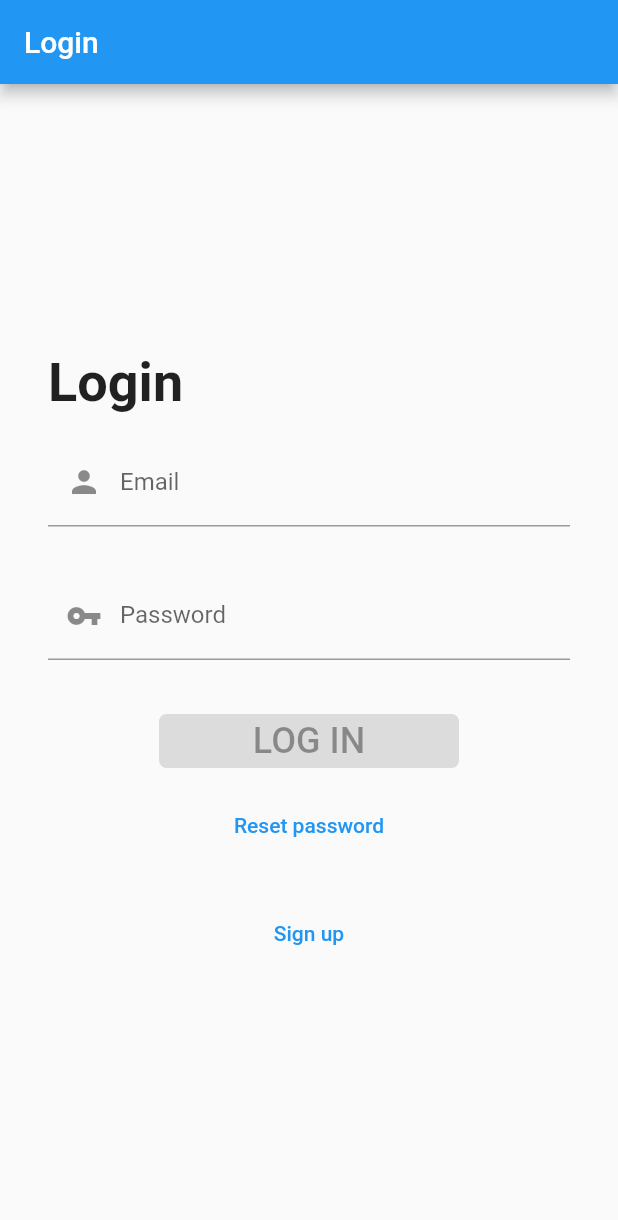
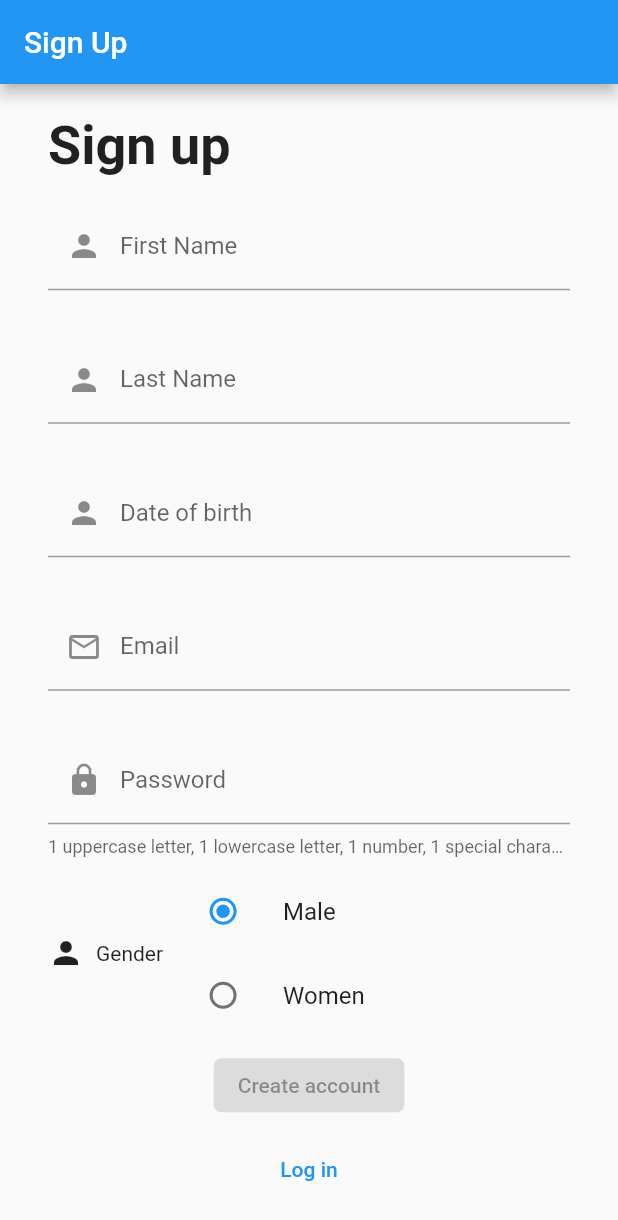
Before and after one commit to vukan-markovic/news9, a Flutter app: the screen it shows after launch, after a tap on "Sign up", on a phone screen of 412 x 824 dp. Shown: the top 1220 px of the screen. Run offline on Flutter 3.47's test engine with Material 2 defaults, Android fonts, the light colour scheme and no system bars; our stand-ins replace bloc, equatable, firebase_auth, firebase_core, flutter_bloc, formz; accounts and stored records are empty.

Commit message:
added sign-up page

```diff
--- a/lib/src/ui/login/login_cubit.dart
+++ b/lib/src/blocs/login_bloc/login_cubit.dart
@@ -1,8 +1,8 @@
 import 'package:bloc/bloc.dart';
 import 'package:equatable/equatable.dart';
 import 'package:formz/formz.dart';
-import 'package:news/src/models/email.dart';
-import 'package:news/src/models/password.dart';
+import 'package:news/src/models/forms/email.dart';
+import 'package:news/src/models/forms/password.dart';
 import 'package:news/src/resources/user_repository.dart';
 
 part 'login_state.dart';
--- /dev/null
+++ b/lib/src/blocs/sign_up_bloc/sign_up_state.dart
@@ -0,0 +1,43 @@
+part of 'sign_up_cubit.dart';
+
+enum ConfirmPasswordValidationError { invalid }
+
+class SignUpState extends Equatable {
+  const SignUpState({
+    this.email = const Email.pure(),
+    this.password = const Password.pure(),
+    this.firstName = const FirstName.pure(),
+    this.lastName = const LastName.pure(),
+    this.dateOfBirth = const DateOfBirth.pure(),
+    this.status = FormzStatus.pure,
+  });
+
+  final Email email;
+  final Password password;
+  final FirstName firstName;
+  final LastName lastName;
+  final DateOfBirth dateOfBirth;
+  final FormzStatus status;
+
+  @override
+  List<Object> get props =>
+      [email, password, firstName, lastName, dateOfBirth, status];
+
+  SignUpState copyWith({
+    Email email,
+    Password password,
+    FirstName firstName,
+    LastName lastName,
+    DateOfBirth dateOfBirth,
+    FormzStatus status,
+  }) {
+    return SignUpState(
+      email: email ?? this.email,
+      password: password ?? this.password,
+      firstName: firstName ?? this.firstName,
+      lastName: lastName ?? this.lastName,
+      dateOfBirth: dateOfBirth ?? this.dateOfBirth,
+      status: status ?? this.status,
+    );
+  }
+}
--- /dev/null
+++ b/lib/src/models/forms/date_of_birth.dart
@@ -0,0 +1,13 @@
+import 'package:formz/formz.dart';
+
+enum DateOfBirthValidationError { invalid }
+
+class DateOfBirth extends FormzInput<String, DateOfBirthValidationError> {
+  const DateOfBirth.pure() : super.pure('');
+  const DateOfBirth.dirty([String value = '']) : super.dirty(value);
+
+  @override
+  DateOfBirthValidationError validator(String value) {
+    return value.isNotEmpty ? null : DateOfBirthValidationError.invalid;
+  }
+}
--- /dev/null
+++ b/lib/src/models/forms/first_name.dart
@@ -0,0 +1,13 @@
+import 'package:formz/formz.dart';
+
+enum FirstNameValidationError { invalid }
+
+class FirstName extends FormzInput<String, FirstNameValidationError> {
+  const FirstName.pure() : super.pure('');
+  const FirstName.dirty([String value = '']) : super.dirty(value);
+
+  @override
+  FirstNameValidationError validator(String value) {
+    return value.isNotEmpty ? null : FirstNameValidationError.invalid;
+  }
+}
--- /dev/null
+++ b/lib/src/models/forms/last_name.dart
@@ -0,0 +1,13 @@
+import 'package:formz/formz.dart';
+
+enum LastNameValidationError { invalid }
+
+class LastName extends FormzInput<String, LastNameValidationError> {
+  const LastName.pure() : super.pure('');
+  const LastName.dirty([String value = '']) : super.dirty(value);
+
+  @override
+  LastNameValidationError validator(String value) {
+    return value.isNotEmpty ? null : LastNameValidationError.invalid;
+  }
+}
--- a/lib/src/models/user.dart
+++ b/lib/src/models/user.dart
@@ -6,14 +6,31 @@ class AppUser extends Equatable {
     @required this.email,
     @required this.id,
     @required this.emailVerified,
+    @required this.firstName,
+    @required this.lastName,
+    @required this.dateOfBirth,
+    @required this.gender,
   });
 
   final String email;
   final String id;
   final bool emailVerified;
+  final String firstName;
+  final String lastName;
+  final String dateOfBirth;
+  final String gender;
 
-  static const empty = AppUser(email: '', id: '', emailVerified: false);
+  static const empty = AppUser(
+    email: '',
+    id: '',
+    emailVerified: false,
+    firstName: '',
+    lastName: '',
+    dateOfBirth: '',
+    gender: '',
+  );
 
   @override
-  List<Object> get props => [email, id, emailVerified];
+  List<Object> get props =>
+      [email, id, emailVerified, firstName, lastName, dateOfBirth, gender];
 }
--- a/lib/src/ui/login/login_page.dart
+++ b/lib/src/ui/login/login_page.dart
@@ -1,7 +1,7 @@
 import 'package:flutter/material.dart';
 import 'package:flutter_bloc/flutter_bloc.dart';
+import 'package:news/src/blocs/login_bloc/login_cubit.dart';
 import 'package:news/src/resources/user_repository.dart';
-import 'login_cubit.dart';
 import 'login_form.dart';
 
 class LoginPage extends StatelessWidget {
--- /dev/null
+++ b/lib/src/ui/sign_up/sign_up_form.dart
@@ -0,0 +1,300 @@
+import 'package:flutter/material.dart';
+import 'package:flutter_bloc/flutter_bloc.dart';
+import 'package:formz/formz.dart';
+import 'package:news/src/blocs/sign_up_bloc/sign_up_cubit.dart';
+import 'package:news/src/ui/login/login_page.dart';
+
+import '../dialog.dart';
+
+class SignUpForm extends StatelessWidget {
+  @override
+  Widget build(BuildContext context) {
+    return BlocListener<SignUpCubit, SignUpState>(
+      listener: (context, state) {
+        if (state.status.isSubmissionFailure) {
+          AppDialog.showAppDialog(
+            context: context,
+            title: 'Sign up failed!',
+            body: 'The sign up failed. Please try again.',
+          );
+        } else if (state.status.isSubmissionSuccess) {
+          Navigator.of(context).pushReplacement(LoginPage.route());
+          AppDialog.showAppDialog(
+            context: context,
+            title: 'Verification email sent!',
+            body: 'Please check your inbox and follow the instructions.',
+          );
+        }
+      },
+      child: Center(
+        child: Container(
+          margin: EdgeInsets.symmetric(horizontal: 24),
+          child: SingleChildScrollView(
+            child: Column(
+              mainAxisSize: MainAxisSize.min,
+              children: [
+                Align(
+                  alignment: Alignment.centerLeft,
+                  child: Text(
+                    'Sign up',
+                    textAlign: TextAlign.left,
+                    style: TextStyle(
+                      fontSize: 36,
+                      fontWeight: FontWeight.bold,
+                    ),
+                  ),
+                ),
+                SizedBox(height: 16.0),
+                _FirstNameInput(),
+                SizedBox(height: 8.0),
+                _LastNameInput(),
+                SizedBox(height: 8.0),
+                _DateOfBirthInput(),
+                SizedBox(height: 8.0),
+                _EmailInput(),
+                SizedBox(height: 8.0),
+                _PasswordInput(),
+                SizedBox(height: 8.0),
+                _GenderInput(),
+                SizedBox(height: 8.0),
+                _SignUpButton(),
+                SizedBox(height: 8.0),
+                TextButton(
+                  onPressed: () =>
+                      Navigator.of(context).pushReplacement(LoginPage.route()),
+                  child: Text('Log in'),
+                ),
+              ],
+            ),
+          ),
+        ),
+      ),
+    );
+  }
+}
+
+class _FirstNameInput extends StatelessWidget {
+  @override
+  Widget build(BuildContext context) {
+    return BlocBuilder<SignUpCubit, SignUpState>(
+      buildWhen: (previous, current) => previous.firstName != current.firstName,
+      builder: (context, state) {
+        return TextField(
+          key: const Key('signUpForm_firstNameInput_textField'),
+          onChanged: (firstName) =>
+              context.read<SignUpCubit>().firstNameChanged(firstName),
+          keyboardType: TextInputType.name,
+          decoration: InputDecoration(
+            prefixIcon: Icon(Icons.person),
+            labelText: 'First Name',
+            helperText: '',
+            errorText:
+                state.firstName.invalid ? 'First name must not be empty' : null,
+          ),
+        );
+      },
+    );
+  }
+}
+
+class _LastNameInput extends StatelessWidget {
+  @override
+  Widget build(BuildContext context) {
+    return BlocBuilder<SignUpCubit, SignUpState>(
+      buildWhen: (previous, current) => previous.lastName != current.lastName,
+      builder: (context, state) {
+        return TextField(
+          key: const Key('signUpForm_lastNameInput_textField'),
+          onChanged: (lastName) =>
+              context.read<SignUpCubit>().lastNameChanged(lastName),
+          keyboardType: TextInputType.name,
+          decoration: InputDecoration(
+            prefixIcon: Icon(Icons.person),
+            labelText: 'Last Name',
+            helperText: '',
+            errorText:
+                state.lastName.invalid ? 'Last name must not be empty' : null,
+          ),
+        );
+      },
+    );
+  }
+}
+
+class _DateOfBirthInput extends StatefulWidget {
+  @override
+  __DateOfBirthInputState createState() => __DateOfBirthInputState();
+}
+
+class __DateOfBirthInputState extends State<_DateOfBirthInput> {
+  DateTime selectedDate = DateTime.now();
+  String labelText = 'Date of birth';
+
+  Future<void> _selectDate(BuildContext context) async {
+    final DateTime picked = await showDatePicker(
+      context: context,
+      initialDate: selectedDate,
+      firstDate: DateTime(1900, 1),
+      lastDate: DateTime.now(),
+    );
+    if (picked != null && picked != selectedDate)
+      setState(() {
+        selectedDate = picked;
+        labelText = "${selectedDate.toLocal()}".split(' ')[0];
+        context.read<SignUpCubit>().dateOfBirthChanged(labelText);
+      });
+  }
+
+  @override
+  Widget build(BuildContext context) {
+    return BlocBuilder<SignUpCubit, SignUpState>(
+      buildWhen: (previous, current) =>
+          previous.dateOfBirth != current.dateOfBirth,
+      builder: (context, state) {
+        return TextField(
+          key: const Key('signUpForm_dateOfBirthInput_textField'),
+          onTap: () => _selectDate(context),
+          readOnly: true,
+          keyboardType: TextInputType.datetime,
+          decoration: InputDecoration(
+            prefixIcon: Icon(Icons.person),
+            labelText: labelText,
+            helperText: '',
+            errorText: state.dateOfBirth.invalid
+                ? 'Date of birth must be selected'
+                : null,
+          ),
+        );
+      },
+    );
+  }
+}
+
+class _EmailInput extends StatelessWidget {
+  @override
+  Widget build(BuildContext context) {
+    return BlocBuilder<SignUpCubit, SignUpState>(
+      buildWhen: (previous, current) => previous.email != current.email,
+      builder: (context, state) {
+        return TextField(
+          key: const Key('signUpForm_emailInput_textField'),
+          onChanged: (email) => context.read<SignUpCubit>().emailChanged(email),
+          keyboardType: TextInputType.emailAddress,
+          decoration: InputDecoration(
+            prefixIcon: Icon(Icons.email_outlined),
+            labelText: 'Email',
+            helperText: '',
+            errorText: state.email.invalid ? 'Invalid email' : null,
+          ),
+        );
+      },
+    );
+  }
+}
+
+class _PasswordInput extends StatelessWidget {
+  @override
+  Widget build(BuildContext context) {
+    return BlocBuilder<SignUpCubit, SignUpState>(
+      buildWhen: (previous, current) => previous.password != current.password,
+      builder: (context, state) {
+        return TextField(
+          key: const Key('signUpForm_passwordInput_textField'),
+          onChanged: (password) =>
+              context.read<SignUpCubit>().passwordChanged(password),
+          obscureText: true,
+          decoration: InputDecoration(
+            prefixIcon: Icon(Icons.lock),
+            labelText: 'Password',
+            helperText:
+                '1 uppercase letter, 1 lowercase letter, 1 number, 1 special character and min length of 12 characters.',
+            errorText: state.password.invalid ? 'Invalid password' : null,
+          ),
+        );
+      },
+    );
+  }
+}
+
+enum Gender { male, women }
+
+Gender _gender = Gender.male;
+
+class _GenderInput extends StatefulWidget {
+  @override
+  __GenderInputState createState() => __GenderInputState();
+}
+
+class __GenderInputState extends State<_GenderInput> {
+  @override
+  Widget build(BuildContext context) {
+    return Row(
+      children: [
+        Flexible(child: Icon(Icons.person)),
+        SizedBox(width: 8.0),
+        Flexible(child: Text('Gender')),
+        Expanded(
+          flex: 2,
+          child: Column(
+            children: <Widget>[
+              ListTile(
+                title: Text('Male'),
+                leading: Radio<Gender>(
+                  value: Gender.male,
+                  groupValue: _gender,
+                  onChanged: (Gender value) {
+                    setState(() {
+                      _gender = value;
+                    });
+                  },
+                ),
+              ),
+              ListTile(
+                title: Text('Women'),
+                leading: Radio<Gender>(
+                  value: Gender.women,
+                  groupValue: _gender,
+                  onChanged: (Gender value) {
+                    setState(() {
+                      _gender = value;
+                    });
+                  },
+                ),
+              ),
+            ],
+          ),
+        ),
+      ],
+    );
+  }
+}
+
+class _SignUpButton extends StatelessWidget {
+  @override
+  Widget build(BuildContext context) {
+    return BlocBuilder<SignUpCubit, SignUpState>(
+      buildWhen: (previous, current) => previous.status != current.status,
+      builder: (context, state) {
+        return state.status.isSubmissionInProgress
+            ? CircularProgressIndicator()
+            : ElevatedButton(
+                key: const Key('signUpForm_continue_raisedButton'),
+                child: Text('Create account'),
+                style: ElevatedButton.styleFrom(
+                  shape: RoundedRectangleBorder(
+                    borderRadius: BorderRadius.circular(5),
+                  ),
+                  primary: Colors.blue,
+                ),
+                onPressed: state.status.isValidated
+                    ? () {
+                        String gender =
+                            _gender == Gender.male ? 'Male' : 'Women';
+                        context.read<SignUpCubit>().signUpFormSubmitted(gender);
+                      }
+                    : null,
+              );
+      },
+    );
+  }
+}
--- /dev/null
+++ b/lib/src/ui/sign_up/sign_up_page.dart
@@ -0,0 +1,27 @@
+import 'package:flutter/material.dart';
+import 'package:flutter_bloc/flutter_bloc.dart';
+import 'package:news/src/blocs/sign_up_bloc/sign_up_cubit.dart';
+import 'package:news/src/resources/user_repository.dart';
+import 'package:news/src/ui/sign_up/sign_up_form.dart';
+
+class SignUpPage extends StatelessWidget {
+  const SignUpPage({Key key}) : super(key: key);
+
+  static Route route() {
+    return MaterialPageRoute<void>(builder: (_) => const SignUpPage());
+  }
+
+  @override
+  Widget build(BuildContext context) {
+    return Scaffold(
+      appBar: AppBar(title: const Text('Sign Up')),
+      body: Padding(
+        padding: const EdgeInsets.all(8.0),
+        child: BlocProvider<SignUpCubit>(
+          create: (_) => SignUpCubit(context.read<AuthenticationRepository>()),
+          child: SignUpForm(),
+        ),
+      ),
+    );
+  }
+}
```
Also changed, not shown: lib/src/blocs/sign_up_bloc/sign_up_cubit.dart (added, +107 -0 lines), lib/src/resources/user_repository.dart (+32 -5 lines), lib/src/ui/dialog.dart (added, +30 -0 lines), lib/src/ui/login/login_form.dart (+7 -31 lines), lib/src/blocs/login_bloc/login_state.dart (renamed from lib/src/ui/login/login_state.dart), lib/src/models/forms/email.dart (renamed from lib/src/models/email.dart), lib/src/models/forms/password.dart (renamed from lib/src/models/password.dart).
